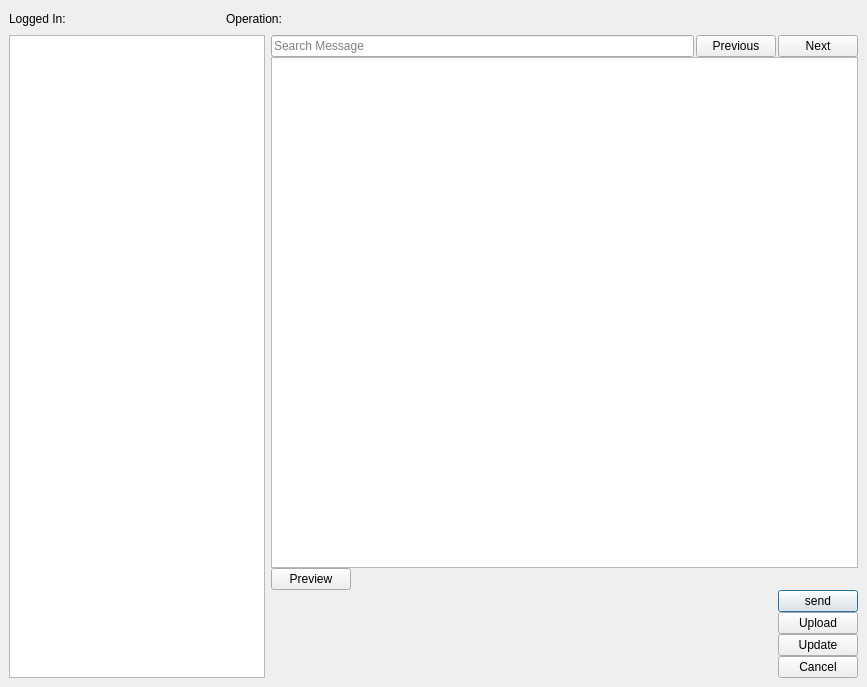
This is mslib/msui/ui/ui_mscolab_operation_window.ui in Open-MSS/MSS as Qt 5 draws it before an edit. The edited form follows.
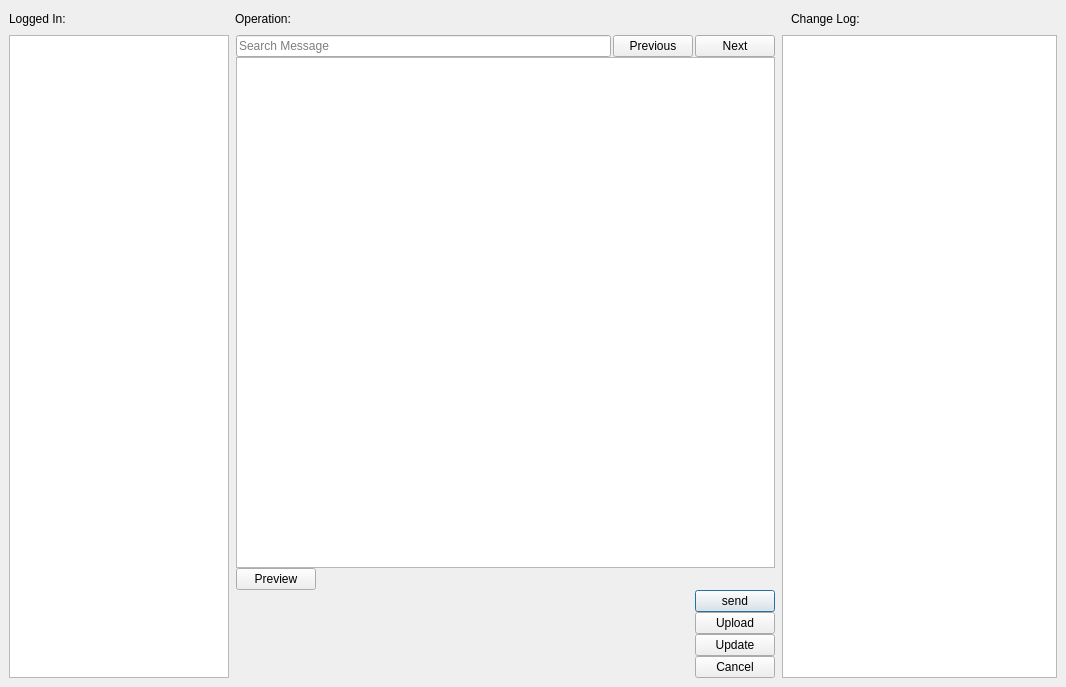
This is the edited form.

Commit message: separate channel for service messages

What changed in the file:
```diff
--- a/mslib/msui/ui/ui_mscolab_operation_window.ui
+++ b/mslib/msui/ui/ui_mscolab_operation_window.ui
@@ -12,7 +12,7 @@
    <rect>
     <x>0</x>
     <y>0</y>
-    <width>867</width>
+    <width>1066</width>
     <height>687</height>
    </rect>
   </property>
@@ -30,9 +30,9 @@
     <item row="0" column="0">
      <layout class="QVBoxLayout" name="verticalLayout_4">
       <item>
-       <layout class="QHBoxLayout" name="horizontalLayout_3" stretch="1,1,2">
+       <layout class="QHBoxLayout" name="horizontalLayout_3" stretch="1,1,0,0">
         <property name="spacing">
-         <number>-1</number>
+         <number>7</number>
         </property>
         <property name="sizeConstraint">
          <enum>QLayout::SetMinimumSize</enum>
@@ -70,18 +70,37 @@
           </property>
           <property name="sizeHint" stdset="0">
            <size>
-            <width>40</width>
+            <width>330</width>
             <height>20</height>
            </size>
           </property>
          </spacer>
         </item>
+        <item>
+         <widget class="QLabel" name="changes_info">
+          <property name="sizePolicy">
+           <sizepolicy hsizetype="MinimumExpanding" vsizetype="Preferred">
+            <horstretch>0</horstretch>
+            <verstretch>0</verstretch>
+           </sizepolicy>
+          </property>
+          <property name="minimumSize">
+           <size>
+            <width>266</width>
+            <height>0</height>
+           </size>
+          </property>
+          <property name="text">
+           <string>Change Log:</string>
+          </property>
+         </widget>
+        </item>
        </layout>
       </item>
       <item>
-       <layout class="QHBoxLayout" name="horizontalLayout_4" stretch="0,1">
+       <layout class="QHBoxLayout" name="horizontalLayout_4" stretch="0,1,0">
         <property name="spacing">
-         <number>-1</number>
+         <number>7</number>
         </property>
         <item>
          <widget class="QListWidget" name="collaboratorsList">
@@ -93,7 +112,7 @@
           </property>
           <property name="minimumSize">
            <size>
-            <width>256</width>
+            <width>200</width>
             <height>300</height>
            </size>
           </property>
@@ -259,6 +278,22 @@
           </item>
          </layout>
         </item>
+        <item>
+         <widget class="QListWidget" name="serviceMessageList">
+          <property name="sizePolicy">
+           <sizepolicy hsizetype="MinimumExpanding" vsizetype="Expanding">
+            <horstretch>0</horstretch>
+            <verstretch>0</verstretch>
+           </sizepolicy>
+          </property>
+          <property name="minimumSize">
+           <size>
+            <width>275</width>
+            <height>0</height>
+           </size>
+          </property>
+         </widget>
+        </item>
        </layout>
       </item>
      </layout>
```
The commit also changes 3 other files.
